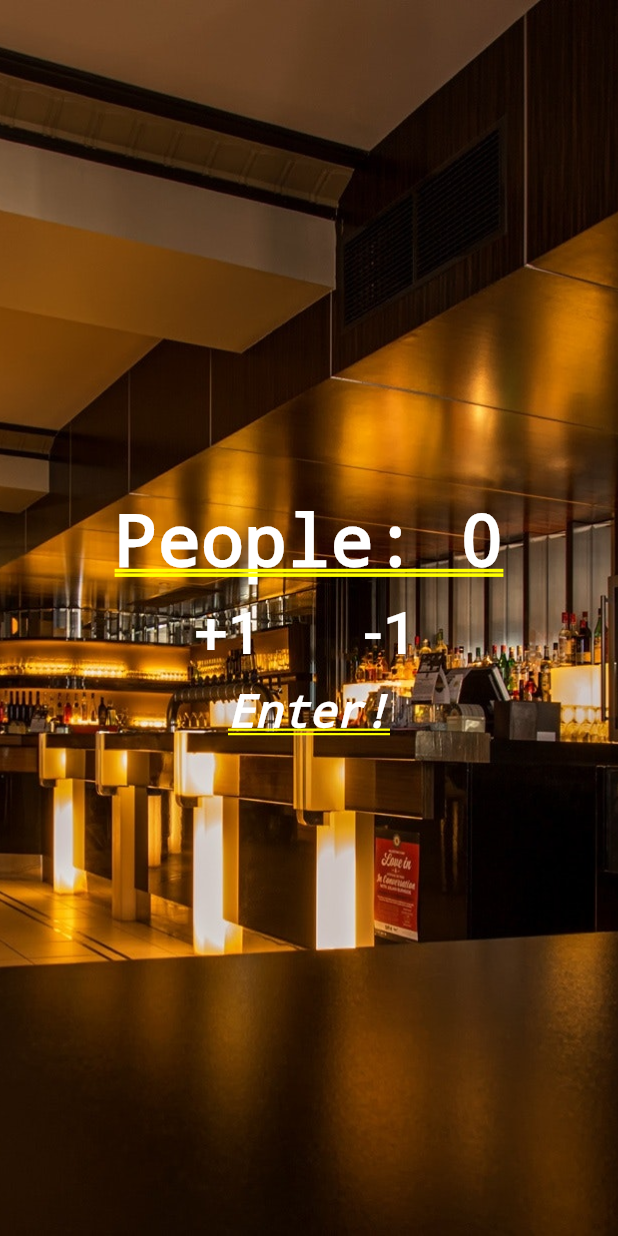
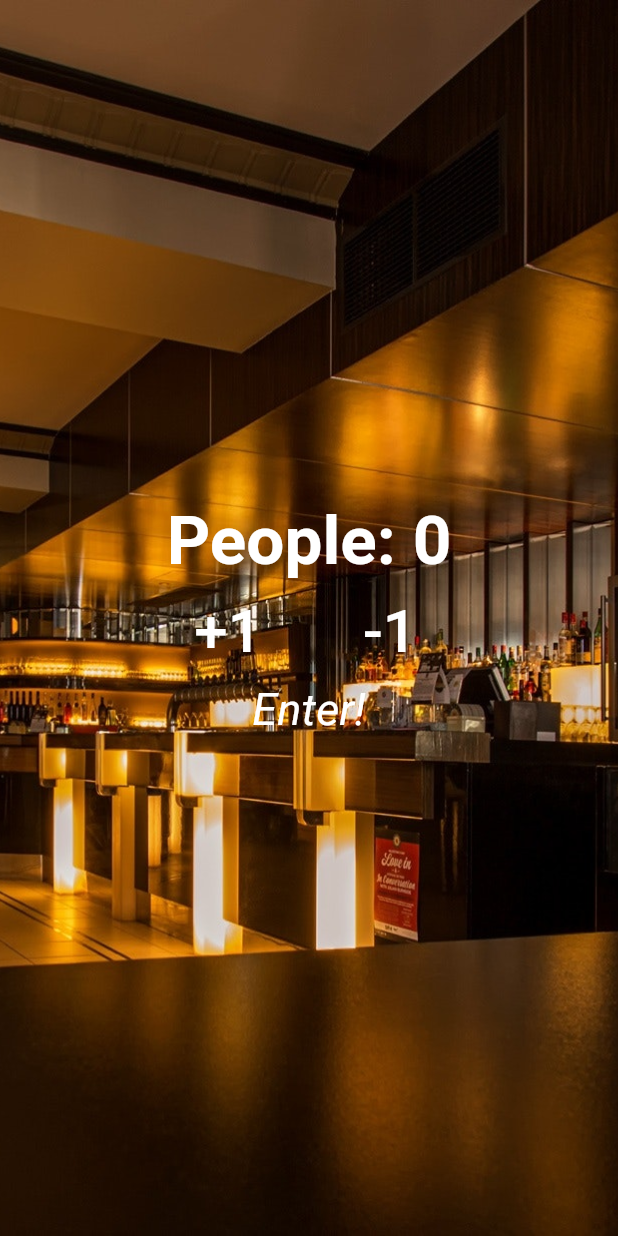
Before and after one commit to feMoraes0/people-counter-app, a Flutter app: the screen it shows after launch, on a phone screen of 412 x 824 dp. Run offline on Flutter 3.47's test engine with Material 2 defaults, Android fonts, the phone set to English and light mode, and no system bars.

Commit message:
Added scaffold widget to remove underline notation

```diff
--- a/lib/main.dart
+++ b/lib/main.dart
@@ -21,8 +21,8 @@ class MainScreen extends StatelessWidget {
   @override
   Widget build(BuildContext context) {
     Size size = MediaQuery.of(context).size;
-    return Container(
-      child: Stack(
+    return Scaffold(
+      body: Stack(
         children: <Widget>[
           Image.asset(
             "images/restaurant.jpg",
@@ -37,6 +37,7 @@ class MainScreen extends StatelessWidget {
                 style: TextStyle(
                   color: Colors.white,
                   fontWeight: FontWeight.bold,
+                  fontSize: 45.0,
                 ),
               ),
               Row(
```
